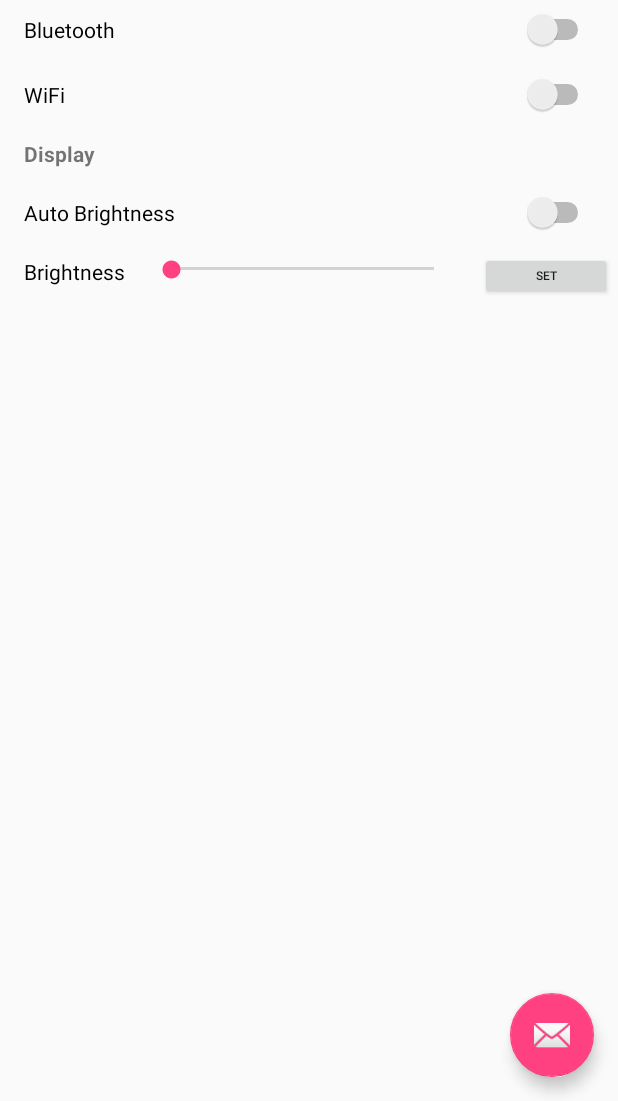
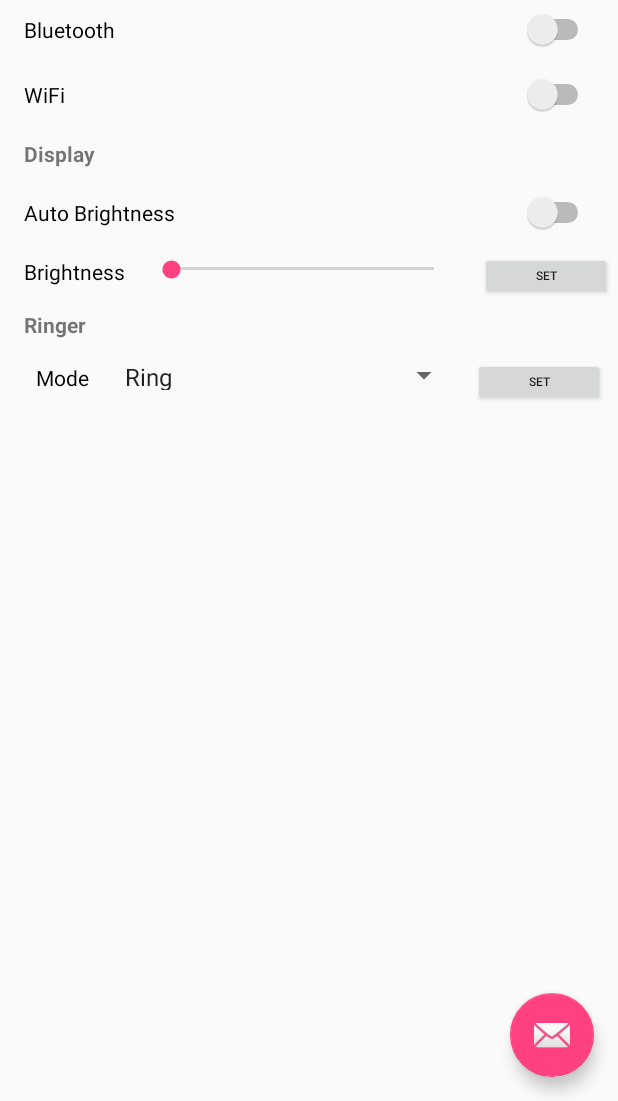
Before and after one commit to MGorelik/toggles, an Android app: the screen it shows after launch (ToggleActivity), on a phone screen of 412 x 824 dp, the part 135-1236 px from its top. Run offline under Robolectric (Android 15) with nearby library versions, the phone set to English and light mode, and no system bars.

Commit message:
ring mode

```diff
--- a/app/build.gradle
+++ b/app/build.gradle
@@ -8,7 +8,7 @@ android {
     compileSdkVersion 26
     defaultConfig {
         applicationId "com.clevernamehere.toggles"
-        minSdkVersion 15
+        minSdkVersion 23
         targetSdkVersion 26
         versionCode 1
         versionName "1.0"
--- a/app/src/main/java/com/clevernamehere/toggles/ToggleActivity.kt
+++ b/app/src/main/java/com/clevernamehere/toggles/ToggleActivity.kt
@@ -7,6 +7,7 @@ import android.content.Context
 import android.content.Intent
 import android.content.pm.PackageManager
 import android.hardware.display.DisplayManager
+import android.media.AudioManager
 import android.net.wifi.WifiManager
 import android.os.Bundle
 import android.provider.Settings
@@ -19,6 +20,7 @@ import android.view.Menu
 import android.view.MenuItem
 import android.view.View
 import android.widget.SeekBar
+import android.widget.Spinner
 import android.widget.Switch
 
 import kotlinx.android.synthetic.main.activity_toggle.*
@@ -195,4 +197,24 @@ class ToggleActivity : AppCompatActivity() {
             startActivityForResult(intent, PERMISSIONS_REQUEST_SETTINGS_BR_LVL)
         }
     }
+
+    fun setRingMode(view: View) {
+        var ringMode = findViewById<Spinner>(R.id.ringModeSpinner)
+        var mode = ringMode.selectedItem
+
+        var audioMgr = applicationContext.getSystemService(Context.AUDIO_SERVICE) as AudioManager
+
+        when (mode) {
+            "Ring" -> {
+                audioMgr.ringerMode = AudioManager.RINGER_MODE_NORMAL
+            }
+            "Vibrate" -> {
+                audioMgr.ringerMode = AudioManager.RINGER_MODE_VIBRATE
+            }
+            // need to handle DND perms?
+//            "Silent" -> {
+//                audioMgr.ringerMode = AudioManager.RINGER_MODE_SILENT
+//            }
+        }
+    }
 }
--- a/app/src/main/res/layout/content_toggle.xml
+++ b/app/src/main/res/layout/content_toggle.xml
@@ -109,4 +109,48 @@
         android:textSize="8sp"
         app:layout_constraintBaseline_toBaselineOf="@+id/textView3"
         app:layout_constraintEnd_toEndOf="parent" />
+
+    <TextView
+        android:id="@+id/textView4"
+        android:layout_width="wrap_content"
+        android:layout_height="wrap_content"
+        android:layout_marginLeft="16dp"
+        android:layout_marginTop="16dp"
+        android:text="Ringer"
+        android:textStyle="bold"
+        app:layout_constraintLeft_toLeftOf="parent"
+        app:layout_constraintTop_toBottomOf="@+id/textView3" />
+
+    <Spinner
+        android:id="@+id/ringModeSpinner"
+        android:layout_width="231dp"
+        android:layout_height="20dp"
+        android:layout_marginStart="16dp"
+        android:entries="@array/ring_modes"
+        app:layout_constraintBaseline_toBaselineOf="@+id/textView5"
+        app:layout_constraintStart_toEndOf="@+id/textView5" />
+
+    <TextView
+        android:id="@+id/textView5"
+        android:layout_width="0dp"
+        android:layout_height="wrap_content"
+        android:layout_marginLeft="24dp"
+        android:layout_marginTop="16dp"
+        android:text="Mode"
+        android:textColor="@android:color/black"
+        app:layout_constraintLeft_toLeftOf="parent"
+        app:layout_constraintTop_toBottomOf="@+id/textView4" />
+
+    <Button
+        android:id="@+id/button2"
+        android:layout_width="88dp"
+        android:layout_height="32dp"
+        android:layout_marginEnd="16dp"
+        android:layout_marginStart="16dp"
+        android:onClick="setRingMode"
+        android:text="Set"
+        android:textSize="8sp"
+        app:layout_constraintBaseline_toBaselineOf="@+id/ringModeSpinner"
+        app:layout_constraintEnd_toEndOf="parent"
+        app:layout_constraintStart_toEndOf="@+id/ringModeSpinner" />
 </android.support.constraint.ConstraintLayout>
--- a/app/src/main/res/values/strings.xml
+++ b/app/src/main/res/values/strings.xml
@@ -1,4 +1,10 @@
 <resources>
     <string name="app_name">Toggles</string>
     <string name="action_settings">Settings</string>
+    <string-array
+        name="ring_modes">
+        <item>Ring</item>
+        <item>Vibrate</item>
+        <item>Silent</item>
+    </string-array>
 </resources>
```
